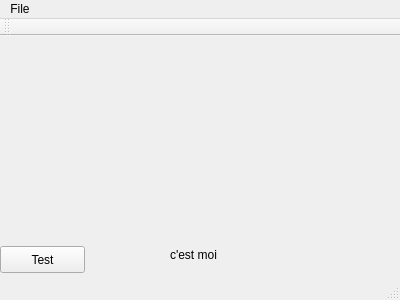
Above: VisualGraph/mainvisualgraph.ui from Seymour49/VisualGraph before the change. Below: the same form after it.
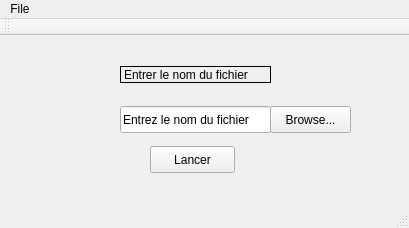
That is the form after the change.

Commit message: amelioration interface

Diff of the .ui file:
```diff
--- a/VisualGraph/mainvisualgraph.ui
+++ b/VisualGraph/mainvisualgraph.ui
@@ -6,8 +6,8 @@
    <rect>
     <x>0</x>
     <y>0</y>
-    <width>400</width>
-    <height>300</height>
+    <width>409</width>
+    <height>228</height>
    </rect>
   </property>
   <property name="windowTitle">
@@ -17,27 +17,59 @@
    <widget class="QPushButton" name="testBtn">
     <property name="geometry">
      <rect>
-      <x>0</x>
-      <y>210</y>
+      <x>150</x>
+      <y>110</y>
       <width>85</width>
       <height>27</height>
      </rect>
     </property>
     <property name="text">
-     <string>Test</string>
+     <string>Lancer</string>
     </property>
    </widget>
    <widget class="QLabel" name="label">
     <property name="geometry">
      <rect>
-      <x>170</x>
-      <y>210</y>
-      <width>59</width>
+      <x>120</x>
+      <y>30</y>
+      <width>151</width>
       <height>17</height>
      </rect>
     </property>
+    <property name="inputMethodHints">
+     <set>Qt::ImhNone</set>
+    </property>
+    <property name="frameShape">
+     <enum>QFrame::Box</enum>
+    </property>
     <property name="text">
-     <string>c'est moi</string>
+     <string>Entrer le nom du fichier</string>
+    </property>
+   </widget>
+   <widget class="QLineEdit" name="filenameLineEdit">
+    <property name="geometry">
+     <rect>
+      <x>120</x>
+      <y>70</y>
+      <width>151</width>
+      <height>27</height>
+     </rect>
+    </property>
+    <property name="text">
+     <string>Entrez le nom du fichier</string>
+    </property>
+   </widget>
+   <widget class="QToolButton" name="toolButton">
+    <property name="geometry">
+     <rect>
+      <x>270</x>
+      <y>70</y>
+      <width>81</width>
+      <height>27</height>
+     </rect>
+    </property>
+    <property name="text">
+     <string>Browse...</string>
     </property>
    </widget>
   </widget>
@@ -46,7 +78,7 @@
     <rect>
      <x>0</x>
      <y>0</y>
-     <width>400</width>
+     <width>409</width>
      <height>27</height>
     </rect>
    </property>
```
Left out of the diff: 23 changed lines with no effect on the pictures. The commit also changes 5 other files.
